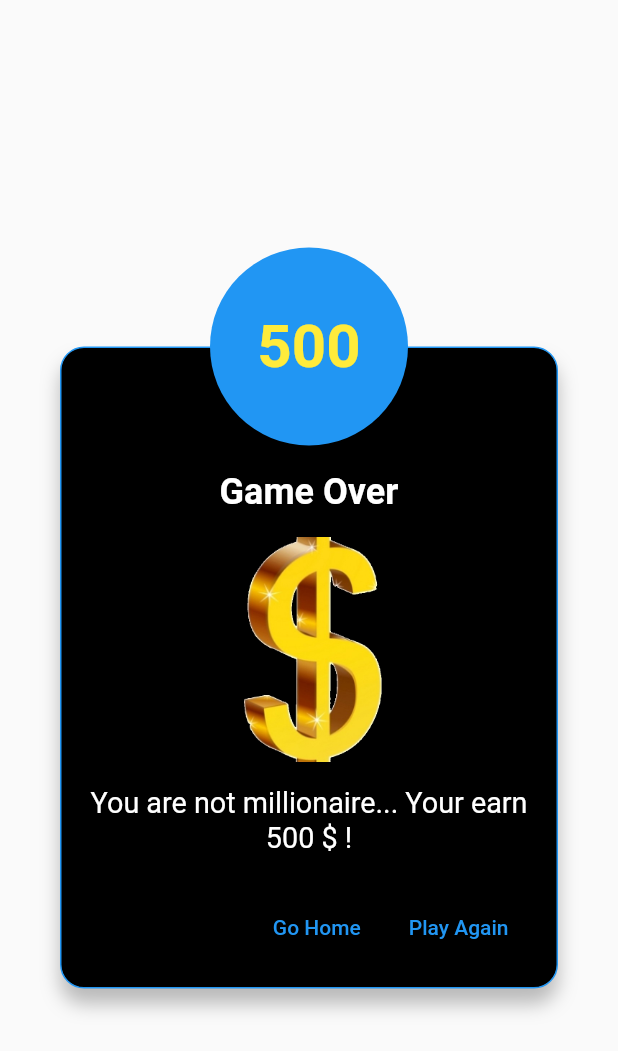
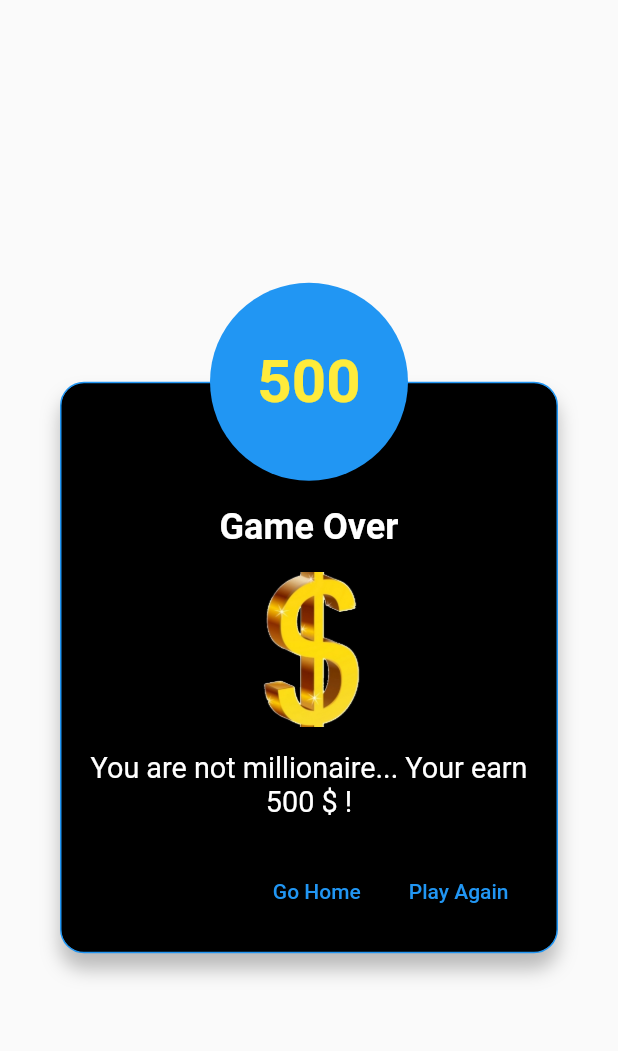
Before and after one commit to lyabs243/Millionaire-quiz, a Flutter app: the DialogGameFinished widget shown alone on an empty page, opened directly, on a phone screen of 412 x 824 dp. Shown: the top 1051 px of the screen. Run offline on Flutter 3.47's test engine with Material 2 defaults, Android fonts, the phone set to English and light mode, and no system bars; our stand-ins replace dio; network calls fail.

Commit message:
Fix problems related to responsive screens

```diff
--- a/lib/screens/game_play/components/dialog_game_finished.dart
+++ b/lib/screens/game_play/components/dialog_game_finished.dart
@@ -55,7 +55,7 @@ class DialogGameFinished extends StatelessWidget {
               ),
               SizedBox(height: 16.0),
               Container(
-                height: 150.0,
+                height: MediaQuery.of(context).size.height / 8,
                 child: Image.asset(
                   'assets/ic_dol.png'
                 ),
--- a/lib/screens/game_play/game_play.dart
+++ b/lib/screens/game_play/game_play.dart
@@ -88,8 +88,10 @@ class _GamePlayState extends State<GamePlay>  with TickerProviderStateMixin {
   @override
   Widget build(BuildContext context) {
     return Scaffold(
-      body: Container(
+      body: SingleChildScrollView(
+        child: Container(
           decoration: QuizPage.quizDecoration(),
+          height: MediaQuery.of(context).size.height,
           padding: EdgeInsets.only(left: 8.0, right: 8.0),
           child: (is_loading)?
           Center(
@@ -269,6 +271,7 @@ class _GamePlayState extends State<GamePlay>  with TickerProviderStateMixin {
             ),
           )),
         ),
+      ),
     );
   }
 
```
Also changed, not shown: lib/components/button_quiz.dart (+5 -5 lines). Lines whose indentation alone changed are shown as unchanged.
